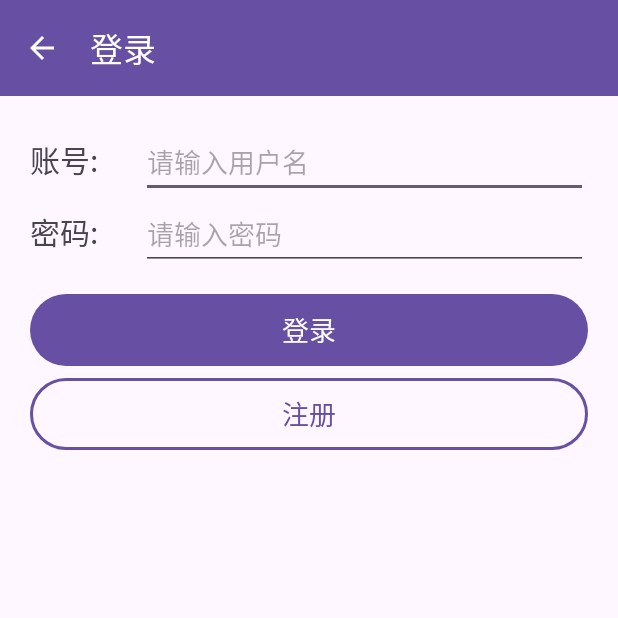
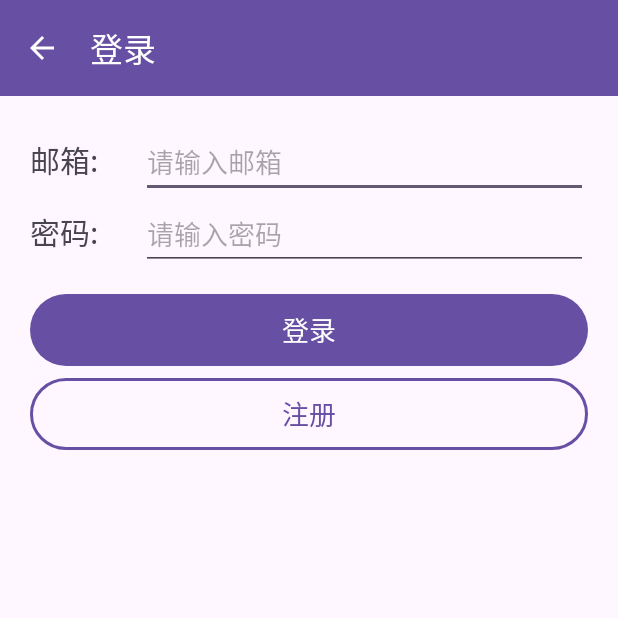
Before and after one commit to ChrisKimZHT/AndroidCurriculumDesign, an Android app: the screen it shows after launch (LoginActivity), on a phone screen of 412 x 824 dp, the top half of it. Run offline under Robolectric (Android 15) with nearby library versions, the phone set to English and light mode, and no system bars.

Commit message:
[feat] 登录的具体逻辑

```diff
--- a/app/src/main/java/com/zouht/note/activity/MainActivity.kt
+++ b/app/src/main/java/com/zouht/note/activity/MainActivity.kt
@@ -27,7 +27,7 @@ class MainActivity : AppCompatActivity() {
 
     private fun checkLoginStat() {
         val sharedPref = getSharedPreferences("login", MODE_PRIVATE)
-        val loginStat = sharedPref.getBoolean("loginStat", false)
+        val loginStat = sharedPref.getBoolean("stat", false)
         if (!loginStat) {
             val intent = Intent(this, LoginActivity::class.java)
             startActivity(intent)
--- a/app/src/main/res/layout/activity_login.xml
+++ b/app/src/main/res/layout/activity_login.xml
@@ -37,15 +37,15 @@
                     android:layout_width="0dp"
                     android:layout_height="wrap_content"
                     android:layout_weight="2"
-                    android:text="账号: "
+                    android:text="邮箱: "
                     android:textSize="20sp" />
 
                 <EditText
-                    android:id="@+id/usernameInput"
+                    android:id="@+id/emailInput"
                     android:layout_width="0dp"
                     android:layout_height="wrap_content"
                     android:layout_weight="8"
-                    android:hint="请输入用户名" />
+                    android:hint="请输入邮箱" />
 
             </LinearLayout>
 
```
Also changed, not shown: app/src/main/java/com/zouht/note/activity/LoginActivity.kt (+30 -2 lines).
